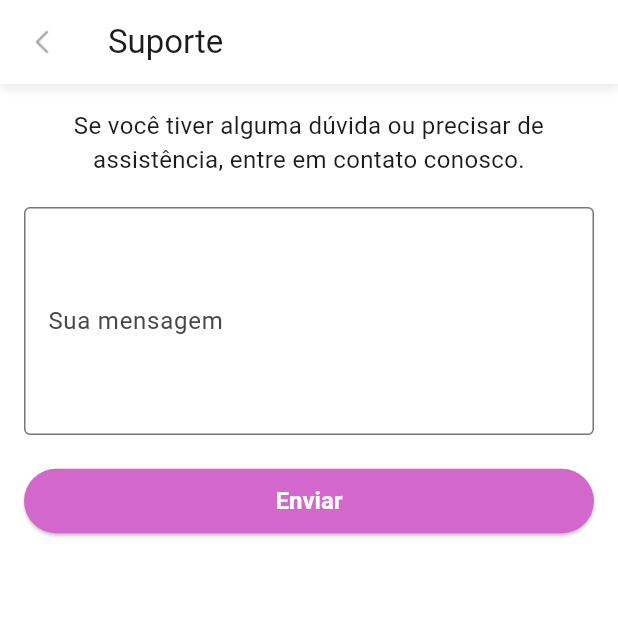
After one commit to lucasclx/acesso_mapeado, a Flutter app: the ProfileUserPage screen opened by its route, after a tap on "Suporte", on a phone screen of 412 x 824 dp, the top half of it. The commit adds this screen. Run offline on Flutter 3.47's test engine with Material 3 defaults, Android fonts, the phone set to English and light mode, and no system bars; our stand-ins replace cloud_firestore, date_format, dio, firebase_auth, firebase_core, flutter_masked_text2 and 3 more; accounts and stored records are empty; generated files the repository leaves out were written again.

Commit message:
feat: add support screen for the owner with WhatsApp message sending and removal of comments from the login screen

```diff
--- a/lib/app.dart
+++ b/lib/app.dart
@@ -5,6 +5,7 @@ import 'package:acesso_mapeado/pages/profile_user_page.dart';
 import 'package:acesso_mapeado/pages/sign_in_page.dart';
 import 'package:acesso_mapeado/pages/sign_up_page.dart';
 import 'package:acesso_mapeado/pages/splash_page.dart';
+import 'package:acesso_mapeado/pages/support_page.dart';
 import 'package:flutter/material.dart';
 
 class App extends StatelessWidget {
@@ -25,6 +26,7 @@ class App extends StatelessWidget {
         'profile_user': (context) => ProfileUserPage(),
         'onboarding': (context) => const OnboardingPage(),
         'company_home': (context) => const CompanyHomePage(),
+        'support': (context) => const SupportPage(),
       },
     );
   }
--- a/lib/pages/profile_user_page.dart
+++ b/lib/pages/profile_user_page.dart
@@ -1,6 +1,7 @@
 import 'dart:convert';
 import 'dart:io';
 import 'package:acesso_mapeado/controllers/user_controller.dart';
+import 'package:acesso_mapeado/pages/support_page.dart';
 import 'package:acesso_mapeado/shared/design_system.dart';
 import 'package:acesso_mapeado/shared/logger.dart';
 import 'package:cloud_firestore/cloud_firestore.dart';
@@ -656,7 +657,27 @@ class _ProfileUserPageState extends State<ProfileUserPage> {
                 ],
               ),
               const SizedBox(height: 45),
-              // Outras opções (redefinir senha, excluir conta, sair)
+              Row(
+                children: [
+                  const Icon(Icons.contact_support_outlined,
+                      color: AppColors.lightPurple),
+                  const SizedBox(width: 8),
+                  TextButton(
+                    onPressed: () {
+                      Navigator.push(
+                          context,
+                          MaterialPageRoute(
+                              builder: (context) => const SupportPage()));
+                    },
+                    child: const Text(
+                      'Suporte',
+                      style: TextStyle(
+                          color: AppColors.black,
+                          fontWeight: FontWeight.normal),
+                    ),
+                  ),
+                ],
+              ),
               Row(
                 children: [
                   const Icon(Icons.lock_clock_outlined,
--- a/lib/pages/sign_in_page.dart
+++ b/lib/pages/sign_in_page.dart
@@ -32,14 +32,14 @@ class _SignInPageState extends State<SignInPage> {
       );
 
       if (user != null) {
-        // First check if it's a company account
+
         final companyData = await FirebaseFirestore.instance
             .collection('companies')
             .doc(user.uid)
             .get();
 
         if (companyData.exists) {
-          // It's a company account
+
           final companyModel = CompanyModel.fromJson(companyData.data()!);
           Provider.of<UserController>(context, listen: false)
               .updateCompanyModel(companyModel);
@@ -50,7 +50,7 @@ class _SignInPageState extends State<SignInPage> {
             (Route<dynamic> route) => false,
           );
         } else {
-          // It's a regular user account
+
           final userData = await FirebaseFirestore.instance
               .collection('users')
               .doc(user.uid)
--- /dev/null
+++ b/lib/pages/support_page.dart
@@ -0,0 +1,126 @@
+import 'package:acesso_mapeado/pages/profile_user_page.dart';
+import 'package:flutter/material.dart';
+import 'package:acesso_mapeado/shared/design_system.dart';
+import 'package:url_launcher/url_launcher.dart'; // Importando o url_launcher
+
+class SupportPage extends StatefulWidget {
+  const SupportPage({Key? key}) : super(key: key);
+
+  @override
+  State<SupportPage> createState() => _SupportPageState();
+}
+
+class _SupportPageState extends State<SupportPage> {
+  final _formKey = GlobalKey<FormState>();
+  final TextEditingController _messageController = TextEditingController();
+
+  @override
+  void dispose() {
+    _messageController.dispose();
+    super.dispose();
+  }
+
+  void _sendSupportMessage() async {
+    if (_formKey.currentState!.validate()) {
+      String message = _messageController.text;
+
+      String phoneNumber = '+5511953931445';
+      String url =
+          'https://wa.me/$phoneNumber?text=${Uri.encodeComponent(message)}';
+
+      if (await canLaunch(url)) {
+        await launch(url);
+      } else {
+        ScaffoldMessenger.of(context).showSnackBar(
+          const SnackBar(content: Text('Não foi possível abrir o WhatsApp.')),
+        );
+      }
+
+      _messageController.clear();
+    }
+  }
+
+  @override
+  Widget build(BuildContext context) {
+    return Scaffold(
+      backgroundColor: AppColors.white,
+      appBar: AppBar(
+        title: const Text('Suporte'),
+        backgroundColor: AppColors.white,
+        flexibleSpace: Container(
+          decoration: BoxDecoration(color: AppColors.white, boxShadow: [
+            BoxShadow(
+              color: AppColors.darkGray.withOpacity(0.2),
+              spreadRadius: 1,
+              blurRadius: 5,
+              offset: const Offset(0, 2),
+            ),
+          ]),
+        ),
+        leading: IconButton(
+          icon: Image.asset('assets/icons/arrow-left.png'),
+          onPressed: () {
+            Navigator.push(
+              context,
+              MaterialPageRoute(builder: (context) => ProfileUserPage()),
+            );
+          },
+        ),
+      ),
+      body: Padding(
+        padding: const EdgeInsets.all(16.0),
+        child: Column(
+          children: [
+            const Text(
+              'Se você tiver alguma dúvida ou precisar de assistência, entre em contato conosco.',
+              style: TextStyle(fontSize: 16),
+              textAlign: TextAlign.center,
+            ),
+            const SizedBox(height: 20),
+            Form(
+              key: _formKey,
+              child: Expanded(
+                child: Column(
+                  children: [
+                    TextFormField(
+                      controller: _messageController,
+                      maxLines: 5,
+                      decoration: const InputDecoration(
+                        labelText: 'Sua mensagem',
+                        border: OutlineInputBorder(),
+                      ),
+                      validator: (value) {
+                        if (value == null || value.isEmpty) {
+                          return 'Por favor, insira uma mensagem.';
+                        }
+                        return null;
+                      },
+                    ),
+                    const SizedBox(height: 20),
+                    SizedBox(
+                      width: double.infinity,
+                      child: ElevatedButton(
+                        onPressed: _sendSupportMessage,
+                        style: ElevatedButton.styleFrom(
+                          backgroundColor: AppColors.lightPurple,
+                          padding: const EdgeInsets.symmetric(
+                              horizontal: 16.0, vertical: 12.0),
+                          textStyle: const TextStyle(
+                              fontSize: 16, fontWeight: FontWeight.bold),
+                        ),
+                        child: const Text(
+                          'Enviar',
+                          style: TextStyle(color: AppColors.white),
+                        ),
+                      ),
+                    ),
+                  ],
+                ),
+              ),
+            ),
+          ],
+        ),
+      ),
+    );
+  }
+}
```
